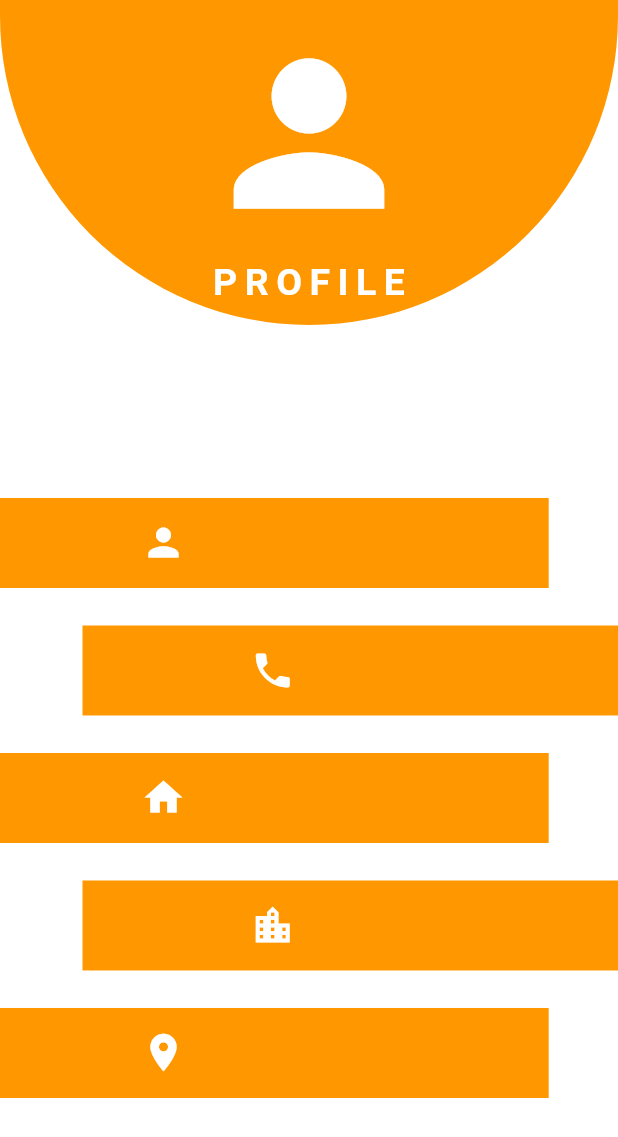
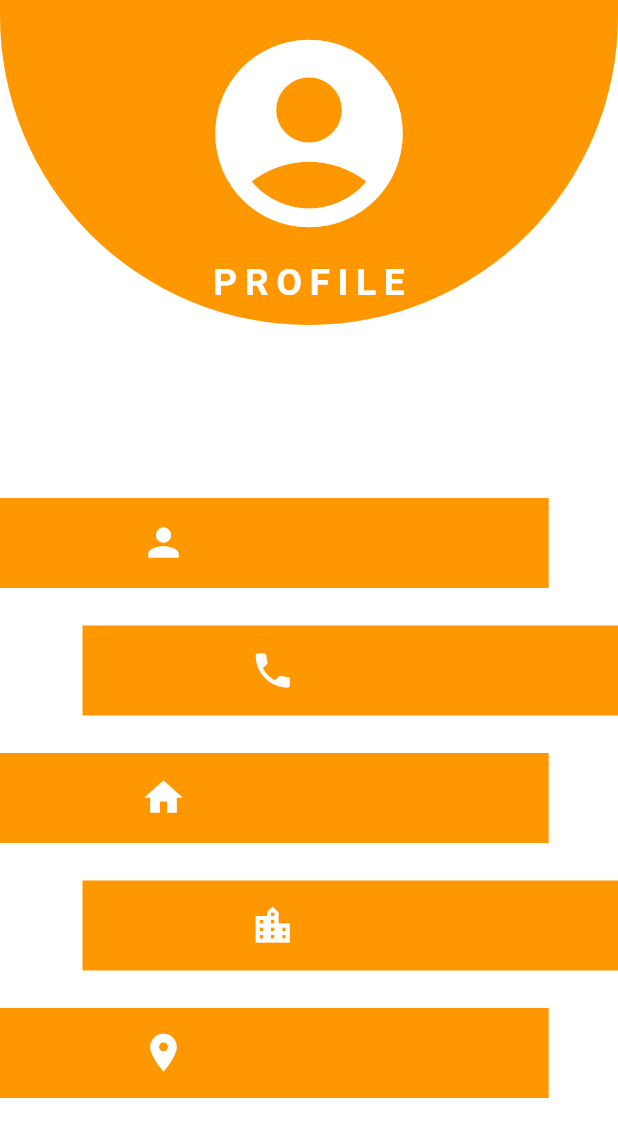
Before and after one commit to axactstudios/jwm-ecommerce, a Flutter app: the ProfilePage screen opened directly, on a phone screen of 412 x 824 dp. Shown: the top 1137 px of the screen. Run offline on Flutter 3.47's test engine with Material 2 defaults, Android fonts, the light colour scheme and no system bars; our stand-ins replace custom_navigation_bar, firebase_auth, firebase_database, flutter_spinkit, flutter_svg, fluttertoast and 4 more; missing offline and left inert: flutter_email_sender, flutter_open_whatsapp, jumping_bottom_nav_bar, razorpay_flutter; accounts and stored records are empty; Roboto replaces fonts that are missing (Cabin); project files that could hold a hidden picture were left out.

Commit message:
changed profile icon

```diff
--- a/lib/OtherPages/ProfilePage.dart
+++ b/lib/OtherPages/ProfilePage.dart
@@ -68,7 +68,7 @@ class _ProfilePageState extends State<ProfilePage> {
                       children: <Widget>[
                         Container(
                           child: Icon(
-                            Icons.person,
+                            Icons.account_circle,
                             color: Colors.white,
                             size: 150,
                           ),
```
